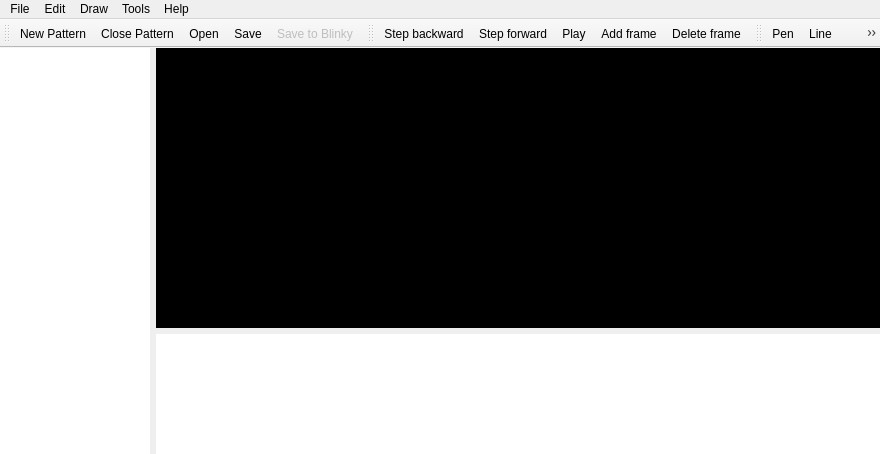
Above: PatternPaint/mainwindow.ui from Blinkinlabs/PatternPaint before the change. Below: the same form after it.
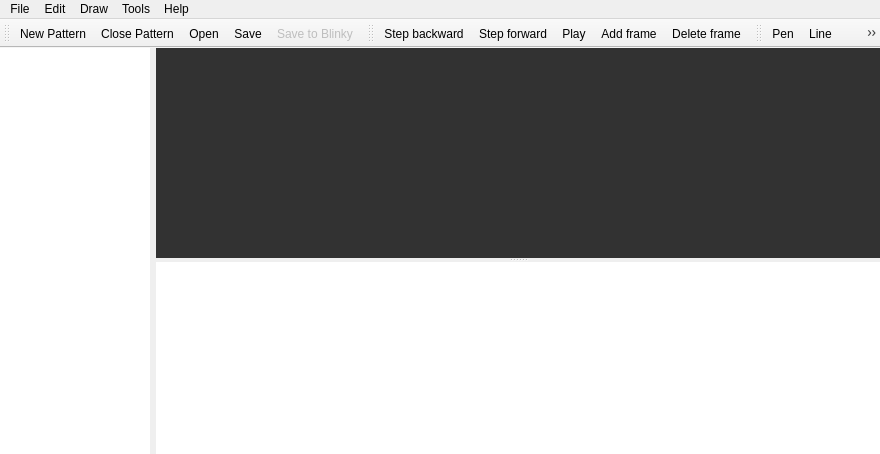
That is the form after the change. Icons and pictures are not drawn. Custom widgets are drawn as their Qt base class.

Commit message: Make timeline height adjustable, allow images to be resized

Patch:
```diff
--- a/PatternPaint/mainwindow.ui
+++ b/PatternPaint/mainwindow.ui
@@ -52,8 +52,6 @@
      <number>0</number>
     </property>
     <item>
-     <layout class="QHBoxLayout" name="horizontalLayout_4">
-      <item>
        <widget class="PatternListWidget" name="patternCollection">
         <property name="minimumSize">
          <size>
@@ -82,67 +80,48 @@
        </widget>
       </item>
       <item>
-       <layout class="QVBoxLayout" name="verticalLayout">
-        <item>
+     <widget class="QSplitter" name="splitter">
+      <property name="orientation">
+       <enum>Qt::Vertical</enum>
+      </property>
          <widget class="LetterboxScrollArea" name="scrollArea">
+       <property name="sizePolicy">
+        <sizepolicy hsizetype="Expanding" vsizetype="Expanding">
+         <horstretch>0</horstretch>
+         <verstretch>1</verstretch>
+        </sizepolicy>
+       </property>
           <property name="palette">
            <palette>
             <active>
-             <colorrole role="Base">
-              <brush brushstyle="SolidPattern">
-               <color alpha="255">
-                <red>255</red>
-                <green>255</green>
-                <blue>255</blue>
-               </color>
-              </brush>
-             </colorrole>
              <colorrole role="Window">
               <brush brushstyle="SolidPattern">
                <color alpha="255">
-                <red>0</red>
-                <green>0</green>
-                <blue>0</blue>
+             <red>50</red>
+             <green>50</green>
+             <blue>50</blue>
                </color>
               </brush>
              </colorrole>
             </active>
             <inactive>
-             <colorrole role="Base">
-              <brush brushstyle="SolidPattern">
-               <color alpha="255">
-                <red>255</red>
-                <green>255</green>
-                <blue>255</blue>
-               </color>
-              </brush>
-             </colorrole>
              <colorrole role="Window">
               <brush brushstyle="SolidPattern">
                <color alpha="255">
-                <red>0</red>
-                <green>0</green>
-                <blue>0</blue>
+             <red>50</red>
+             <green>50</green>
+             <blue>50</blue>
                </color>
               </brush>
              </colorrole>
             </inactive>
             <disabled>
-             <colorrole role="Base">
-              <brush brushstyle="SolidPattern">
-               <color alpha="255">
-                <red>0</red>
-                <green>0</green>
-                <blue>0</blue>
-               </color>
-              </brush>
-             </colorrole>
              <colorrole role="Window">
               <brush brushstyle="SolidPattern">
                <color alpha="255">
-                <red>0</red>
-                <green>0</green>
-                <blue>0</blue>
+             <red>50</red>
+             <green>50</green>
+             <blue>50</blue>
                </color>
               </brush>
              </colorrole>
@@ -152,6 +131,9 @@
           <property name="frameShape">
            <enum>QFrame::NoFrame</enum>
           </property>
+       <property name="frameShadow">
+        <enum>QFrame::Plain</enum>
+       </property>
           <property name="lineWidth">
            <number>0</number>
           </property>
@@ -164,7 +146,7 @@
              <x>0</x>
              <y>0</y>
              <width>500</width>
-             <height>254</height>
+          <height>189</height>
             </rect>
            </property>
            <property name="sizePolicy">
@@ -194,34 +176,27 @@
            <property name="acceptDrops">
             <bool>false</bool>
            </property>
-          </widget>
-         </widget>
-        </item>
-        <item>
+        <zorder>timeline</zorder>
+       </widget>
+      </widget>
          <widget class="QListView" name="timeline">
+       <property name="sizePolicy">
+        <sizepolicy hsizetype="Expanding" vsizetype="Minimum">
+         <horstretch>0</horstretch>
+         <verstretch>0</verstretch>
+        </sizepolicy>
+       </property>
           <property name="minimumSize">
            <size>
             <width>0</width>
-            <height>120</height>
-           </size>
-          </property>
-          <property name="maximumSize">
-           <size>
-            <width>16777215</width>
-            <height>120</height>
+         <height>100</height>
            </size>
           </property>
           <property name="frameShape">
            <enum>QFrame::NoFrame</enum>
           </property>
-          <property name="frameShadow">
-           <enum>QFrame::Plain</enum>
-          </property>
-          <property name="lineWidth">
-           <number>0</number>
-          </property>
-          <property name="dragEnabled">
-           <bool>false</bool>
+       <property name="verticalScrollBarPolicy">
+        <enum>Qt::ScrollBarAlwaysOff</enum>
           </property>
           <property name="dragDropMode">
            <enum>QAbstractItemView::InternalMove</enum>
@@ -229,11 +204,14 @@
           <property name="flow">
            <enum>QListView::LeftToRight</enum>
           </property>
-         </widget>
-        </item>
-       </layout>
-      </item>
-     </layout>
+       <property name="spacing">
+        <number>0</number>
+       </property>
+       <property name="uniformItemSizes">
+        <bool>true</bool>
+       </property>
+      </widget>
+     </widget>
     </item>
    </layout>
   </widget>
```
Left out of the diff: 8 changed lines with no effect on the pictures. Lines whose indentation alone changed are shown as unchanged. The commit also changes 10 other files.
